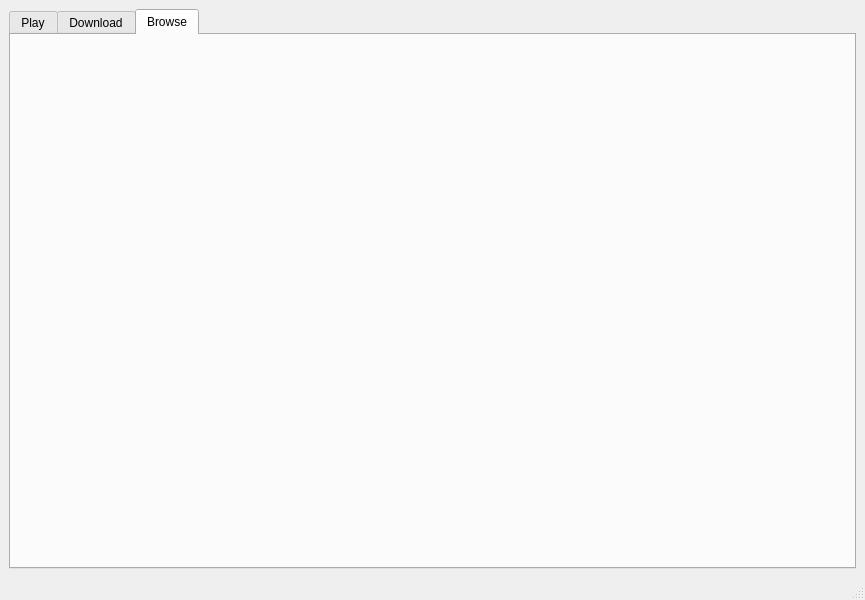
Qt form musicapp.ui (EliasStoffels/MusicApp) before a commit.
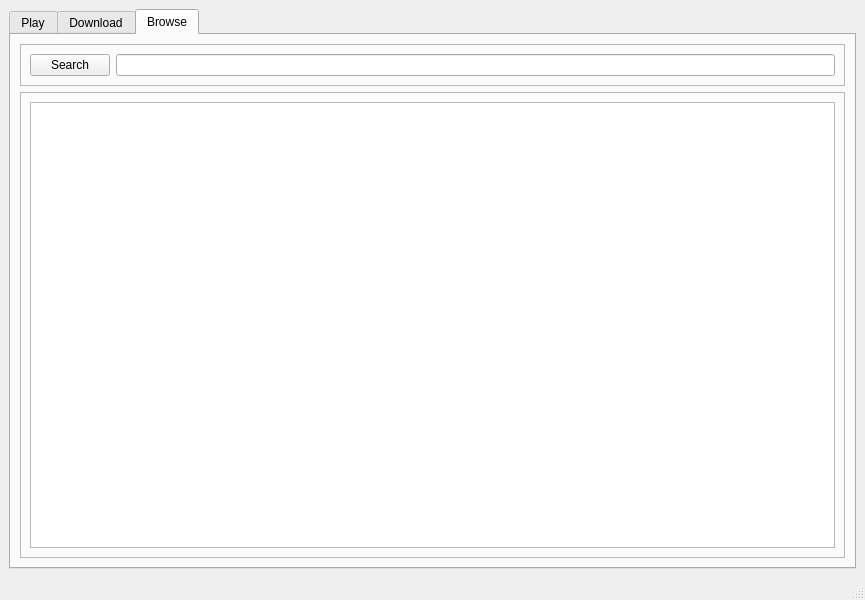
The same form after that commit. The open tabs and pages were chosen to show the change.

```diff
--- a/musicapp.ui
+++ b/musicapp.ui
@@ -275,6 +275,51 @@
        <attribute name="title">
         <string>Browse</string>
        </attribute>
+       <layout class="QGridLayout" name="gridLayout_7">
+        <item row="0" column="0">
+         <widget class="QFrame" name="SearchFrame">
+          <property name="maximumSize">
+           <size>
+            <width>16777215</width>
+            <height>50</height>
+           </size>
+          </property>
+          <property name="frameShape">
+           <enum>QFrame::Shape::StyledPanel</enum>
+          </property>
+          <property name="frameShadow">
+           <enum>QFrame::Shadow::Raised</enum>
+          </property>
+          <layout class="QGridLayout" name="gridLayout_8">
+           <item row="0" column="0">
+            <widget class="QPushButton" name="SearchButton">
+             <property name="text">
+              <string>Search</string>
+             </property>
+            </widget>
+           </item>
+           <item row="0" column="1">
+            <widget class="QLineEdit" name="SearchInput"/>
+           </item>
+          </layout>
+         </widget>
+        </item>
+        <item row="1" column="0">
+         <widget class="QFrame" name="ResultsFrame">
+          <property name="frameShape">
+           <enum>QFrame::Shape::StyledPanel</enum>
+          </property>
+          <property name="frameShadow">
+           <enum>QFrame::Shadow::Raised</enum>
+          </property>
+          <layout class="QGridLayout" name="gridLayout_9">
+           <item row="0" column="0">
+            <widget class="QListView" name="ResultsListView"/>
+           </item>
+          </layout>
+         </widget>
+        </item>
+       </layout>
       </widget>
      </widget>
     </item>
```
Left out of the diff: 8 changed lines with no effect on the pictures.
